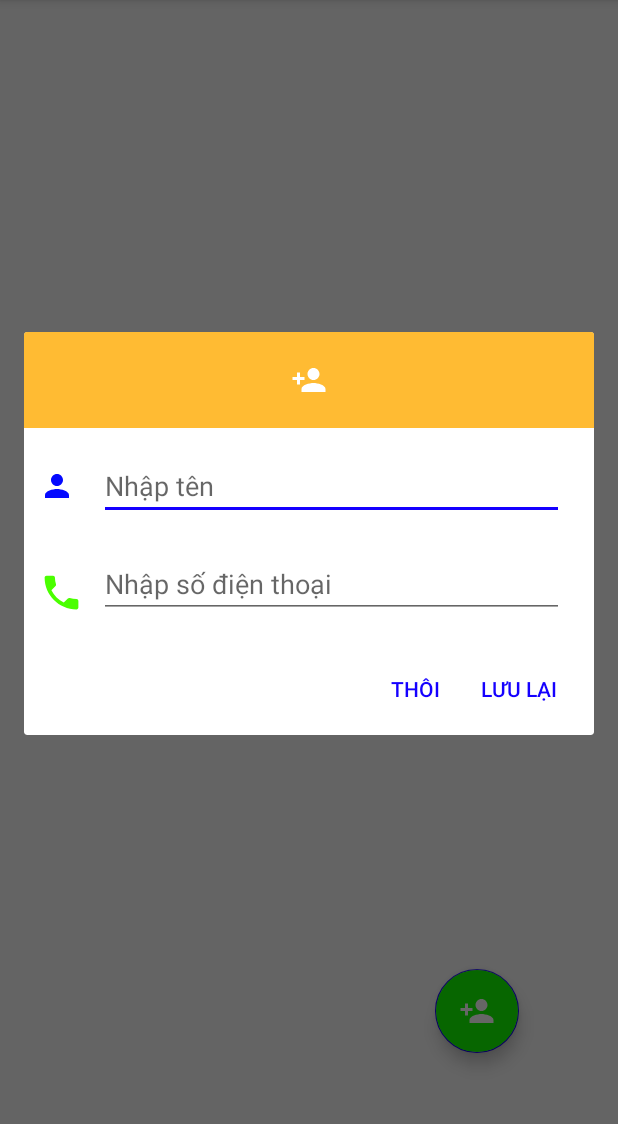
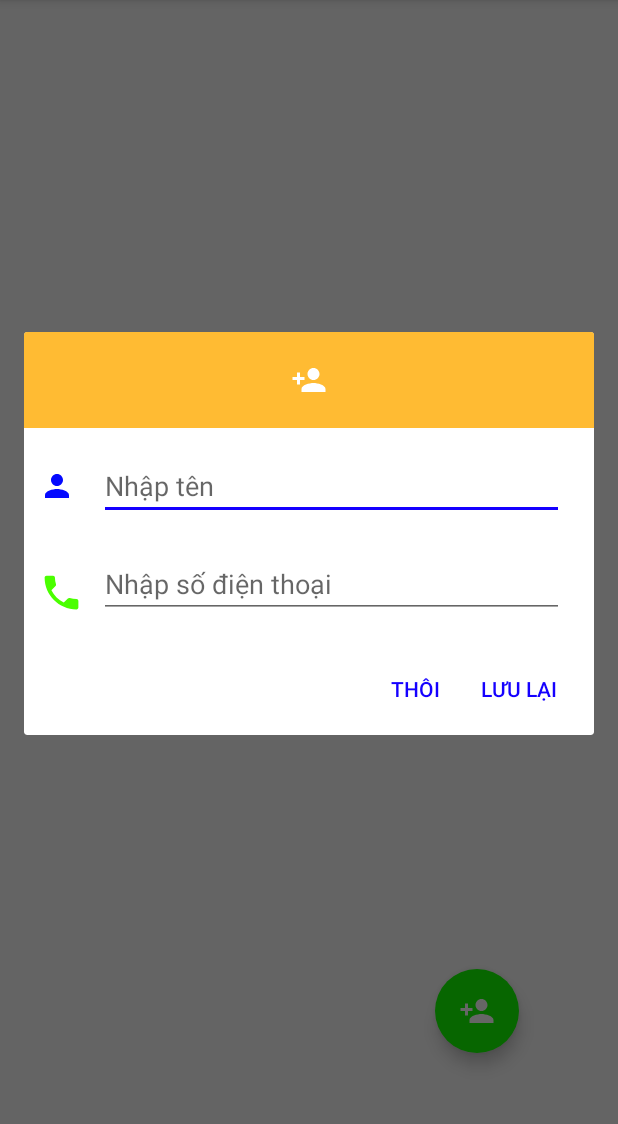
Before and after one commit to hajaulee/android-simple-contacts, an Android app: the screen it shows after launch (MainActivity), after a tap on an icon or button, on a phone screen of 412 x 824 dp, the part 84-1208 px from its top. Run offline under Robolectric (Android 15) with nearby library versions, the phone set to English and light mode, and no system bars.

Commit message:
Fix loating button interface issue

```diff
--- a/src/main/res/layout/activity_main.xml
+++ b/src/main/res/layout/activity_main.xml
@@ -29,6 +29,7 @@
         android:layout_gravity="bottom|end"
         android:layout_margin="@dimen/fab_margin"
         android:backgroundTint="@color/green"
+        app:borderWidth="0dp"
         app:srcCompat="@drawable/ic_person_add_24dp" />
 
 </android.support.design.widget.CoordinatorLayout>
```
Also changed, not shown: 1 other file.
